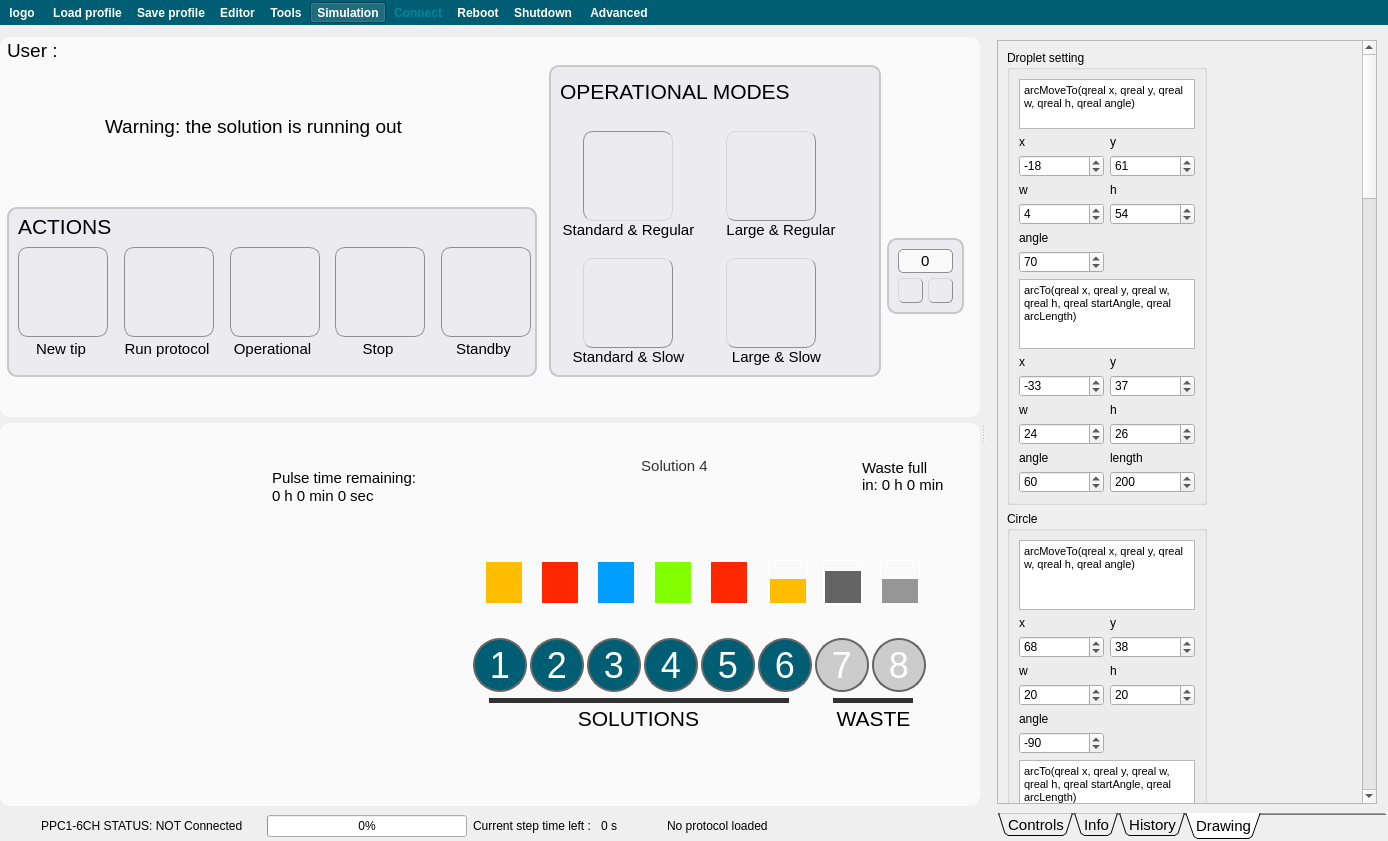
Old version of the form apps/BioZone6/forms/BioZone6_GUI.ui in the repository bellonemauro/BioZone6.
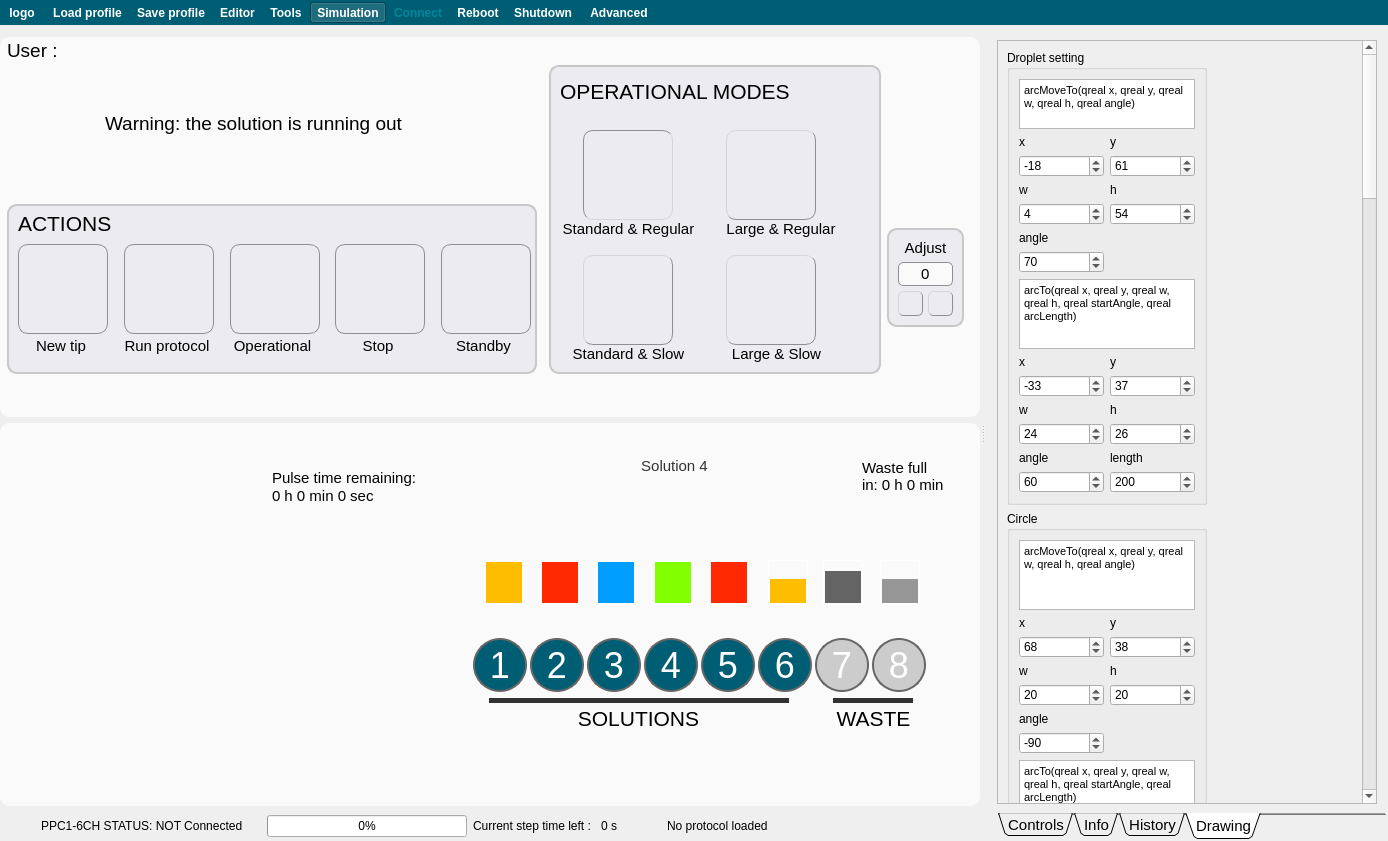
New version of the form. The open tabs and pages were chosen to show the change. Icons and pictures are not drawn.

Diff of the .ui file:
```diff
--- a/apps/BioZone6/forms/BioZone6_GUI.ui
+++ b/apps/BioZone6/forms/BioZone6_GUI.ui
@@ -150,7 +150,7 @@
          <x>0</x>
          <y>0</y>
          <width>985</width>
-         <height>740</height>
+         <height>743</height>
         </rect>
        </property>
        <layout class="QGridLayout" name="gridLayout_2">
@@ -192,7 +192,7 @@
              <x>0</x>
              <y>0</y>
              <width>985</width>
-             <height>704</height>
+             <height>708</height>
             </rect>
            </property>
            <layout class="QGridLayout" name="gridLayout">
@@ -1312,8 +1312,8 @@
                     <widget class="QGroupBox" name="groupBox_PonOM">
                      <property name="maximumSize">
                       <size>
-                       <width>80</width>
-                       <height>80</height>
+                       <width>100</width>
+                       <height>100</height>
                       </size>
                      </property>
                      <property name="styleSheet">
@@ -1344,7 +1344,7 @@
                       <property name="spacing">
                        <number>5</number>
                       </property>
-                      <item row="2" column="0" colspan="2">
+                      <item row="3" column="0" colspan="2">
                        <widget class="QPushButton" name="pushButton_minusPonOM">
                         <property name="minimumSize">
                          <size>
@@ -1411,7 +1411,7 @@
                         </property>
                        </widget>
                       </item>
-                      <item row="2" column="2">
+                      <item row="3" column="2">
                        <widget class="QPushButton" name="pushButton_plusPonOM">
                         <property name="minimumSize">
                          <size>
@@ -1478,7 +1478,7 @@
                         </property>
                        </widget>
                       </item>
-                      <item row="0" column="0" rowspan="2" colspan="3">
+                      <item row="1" column="0" rowspan="2" colspan="3">
                        <widget class="QSpinBox" name="spinBox_PonOM">
                         <property name="enabled">
                          <bool>true</bool>
@@ -1536,6 +1536,21 @@
                         </property>
                        </widget>
                       </item>
+                      <item row="0" column="0" colspan="3">
+                       <widget class="QLabel" name="label_4">
+                        <property name="font">
+                         <font>
+                          <pointsize>11</pointsize>
+                         </font>
+                        </property>
+                        <property name="text">
+                         <string>Adjust</string>
+                        </property>
+                        <property name="alignment">
+                         <set>Qt::AlignCenter</set>
+                        </property>
+                       </widget>
+                      </item>
                      </layout>
                     </widget>
                    </item>
```
Left out of the diff: 72 changed lines with no effect on the pictures.
